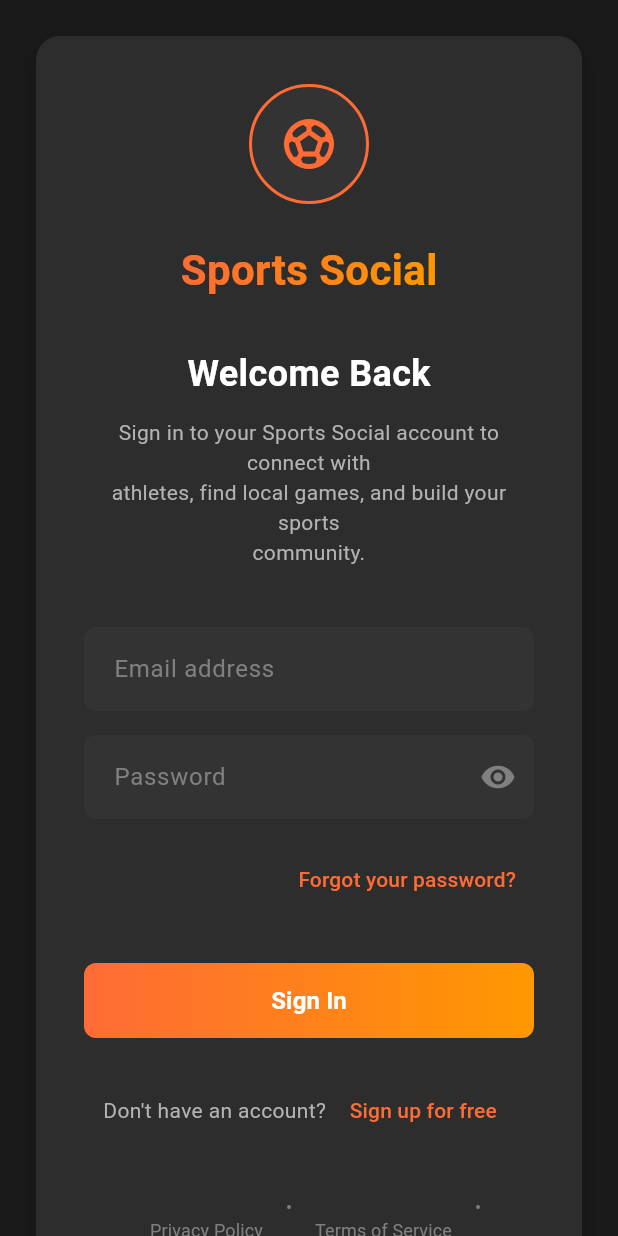
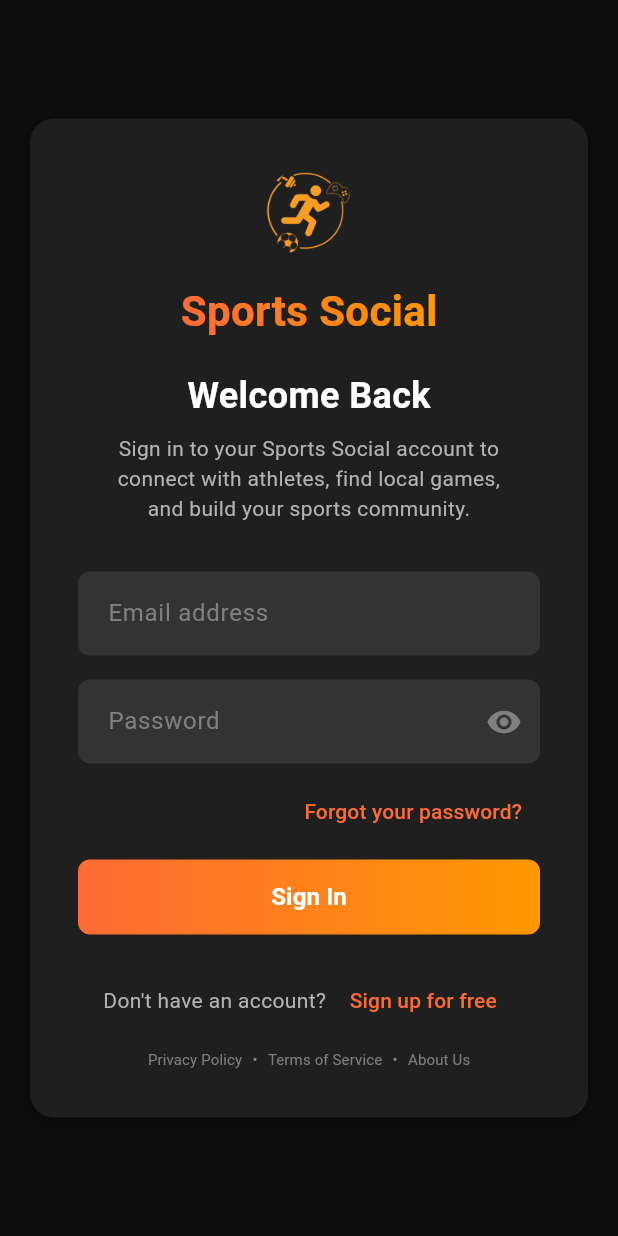
Before and after one commit to rudradogra/SportsSocial_app, a Flutter app: the screen it shows after launch, on a phone screen of 412 x 824 dp. Run offline on Flutter 3.47's test engine with Material 3 defaults, Android fonts, the phone set to English and light mode, and no system bars.

Commit message:
making login better

```diff
--- a/lib/constants/app_constants.dart
+++ b/lib/constants/app_constants.dart
@@ -6,8 +6,8 @@ class AppColors {
   static const Color primaryOrangeLight = Color(0xFFFF9800);
 
   // Background Colors
-  static const Color backgroundPrimary = Color(0xFF1A1A1A);
-  static const Color backgroundSecondary = Color(0xFF2D2D2D);
+  static const Color backgroundPrimary = Color(0xFF0D0D0D);
+  static const Color backgroundSecondary = Color(0xFF1F1F1F);
 
   // Text Colors
   static const Color textPrimary = Color(0xFFFFFFFF);
@@ -84,7 +84,7 @@ class AppDimensions {
   static const double spacingXS = 4.0;
   static const double spacingS = 8.0;
   static const double spacingM = 16.0;
-  static const double spacingL = 24.0;
+  static const double spacingL = 20.0;
   static const double spacingXL = 32.0;
   static const double spacingXXL = 48.0;
 
--- a/lib/screens/login_screen.dart
+++ b/lib/screens/login_screen.dart
@@ -54,23 +54,25 @@ class _LoginScreenState extends State<LoginScreen> {
                   children: [
                     // Logo
                     Container(
-                      width: AppDimensions.logoSize,
-                      height: AppDimensions.logoSize,
-                      decoration: BoxDecoration(
-                        color: AppColors.borderPrimary,
-                        shape: BoxShape.circle,
-                        border: Border.all(
-                          color: AppColors.primaryOrange,
-                          width: 2,
+                      width: 60,
+                      height: 60,
+                      child: ClipOval(
+                        child: Image.asset(
+                          'assets/images/newlogo.png',
+                          width: 56,
+                          height: 56,
+                          fit: BoxFit.cover,
+                          errorBuilder: (context, error, stackTrace) {
+                            return const Icon(
+                              Icons.sports_soccer,
+                              color: AppColors.primaryOrange,
+                              size: 30,
+                            );
+                          },
                         ),
                       ),
-                      child: const Icon(
-                        Icons.sports_soccer,
-                        color: AppColors.primaryOrange,
-                        size: AppDimensions.iconSizeL,
-                      ),
                     ),
-                    const SizedBox(height: AppDimensions.spacingL),
+                    const SizedBox(height: AppDimensions.spacingM),
 
                     // App Name
                     ShaderMask(
@@ -85,19 +87,22 @@ class _LoginScreenState extends State<LoginScreen> {
                         ),
                       ),
                     ),
-                    const SizedBox(height: AppDimensions.spacingXL),
+                    const SizedBox(height: AppDimensions.spacingL),
 
                     // Welcome Back Title
                     const Text('Welcome Back', style: AppTextStyles.heading2),
-                    const SizedBox(height: 12),
+                    const SizedBox(height: 8),
 
                     // Subtitle
-                    const Text(
-                      'Sign in to your Sports Social account to connect with\nathletes, find local games, and build your sports\ncommunity.',
-                      textAlign: TextAlign.center,
-                      style: AppTextStyles.bodyMedium,
+                    SizedBox(
+                      width: 280,
+                      child: const Text(
+                        'Sign in to your Sports Social account to connect with athletes, find local games, and build your sports community.',
+                        textAlign: TextAlign.center,
+                        style: AppTextStyles.bodyMedium,
+                      ),
                     ),
-                    const SizedBox(height: 40),
+                    const SizedBox(height: 32),
 
                     // Email Field
                     TextFormField(
@@ -196,7 +201,7 @@ class _LoginScreenState extends State<LoginScreen> {
                         return null;
                       },
                     ),
-                    const SizedBox(height: AppDimensions.spacingM),
+                    const SizedBox(height: AppDimensions.spacingS),
 
                     // Forgot Password Link
                     Align(
@@ -221,7 +226,7 @@ class _LoginScreenState extends State<LoginScreen> {
                         ),
                       ),
                     ),
-                    const SizedBox(height: AppDimensions.spacingXL),
+                    const SizedBox(height: AppDimensions.spacingS),
 
                     // Sign In Button
                     SizedBox(
@@ -297,7 +302,7 @@ class _LoginScreenState extends State<LoginScreen> {
                         ),
                       ],
                     ),
-                    const SizedBox(height: AppDimensions.spacingXL),
+                    const SizedBox(height: AppDimensions.spacingS),
 
                     // Footer Links
                     Wrap(
@@ -305,25 +310,64 @@ class _LoginScreenState extends State<LoginScreen> {
                       children: [
                         TextButton(
                           onPressed: () {},
+                          style: TextButton.styleFrom(
+                            padding: const EdgeInsets.symmetric(horizontal: 4),
+                            minimumSize: Size.zero,
+                            tapTargetSize: MaterialTapTargetSize.shrinkWrap,
+                          ),
                           child: const Text(
                             'Privacy Policy',
-                            style: AppTextStyles.bodySmall,
+                            style: TextStyle(
+                              color: AppColors.textTertiary,
+                              fontSize: 10,
+                              fontWeight: AppTextStyles.fontWeightNormal,
+                            ),
                           ),
                         ),
-                        const Text(' • ', style: AppTextStyles.bodySmall),
+                        const Text(
+                          ' • ',
+                          style: TextStyle(
+                            color: AppColors.textTertiary,
+                            fontSize: 10,
+                          ),
+                        ),
                         TextButton(
                           onPressed: () {},
+                          style: TextButton.styleFrom(
+                            padding: const EdgeInsets.symmetric(horizontal: 4),
+                            minimumSize: Size.zero,
+                            tapTargetSize: MaterialTapTargetSize.shrinkWrap,
+                          ),
                           child: const Text(
                             'Terms of Service',
-                            style: AppTextStyles.bodySmall,
+                            style: TextStyle(
+                              color: AppColors.textTertiary,
+                              fontSize: 10,
+                              fontWeight: AppTextStyles.fontWeightNormal,
+                            ),
                           ),
                         ),
-                        const Text(' • ', style: AppTextStyles.bodySmall),
+                        const Text(
+                          ' • ',
+                          style: TextStyle(
+                            color: AppColors.textTertiary,
+                            fontSize: 10,
+                          ),
+                        ),
                         TextButton(
                           onPressed: () {},
+                          style: TextButton.styleFrom(
+                            padding: const EdgeInsets.symmetric(horizontal: 4),
+                            minimumSize: Size.zero,
+                            tapTargetSize: MaterialTapTargetSize.shrinkWrap,
+                          ),
                           child: const Text(
                             'About Us',
-                            style: AppTextStyles.bodySmall,
+                            style: TextStyle(
+                              color: AppColors.textTertiary,
+                              fontSize: 10,
+                              fontWeight: AppTextStyles.fontWeightNormal,
+                            ),
                           ),
                         ),
                       ],
--- a/pubspec.yaml
+++ b/pubspec.yaml
@@ -58,9 +58,9 @@ flutter:
   uses-material-design: true
 
   # To add assets to your application, add an assets section, like this:
-  # assets:
-  #   - images/a_dot_burr.jpeg
-  #   - images/a_dot_ham.jpeg
+  assets:
+    - assets/images/
+    - assets/icons/
 
   # An image asset can refer to one or more resolution-specific "variants", see
   # https://flutter.dev/to/resolution-aware-images
```
Also changed, not shown: assets/images/newlogo.png (added).
